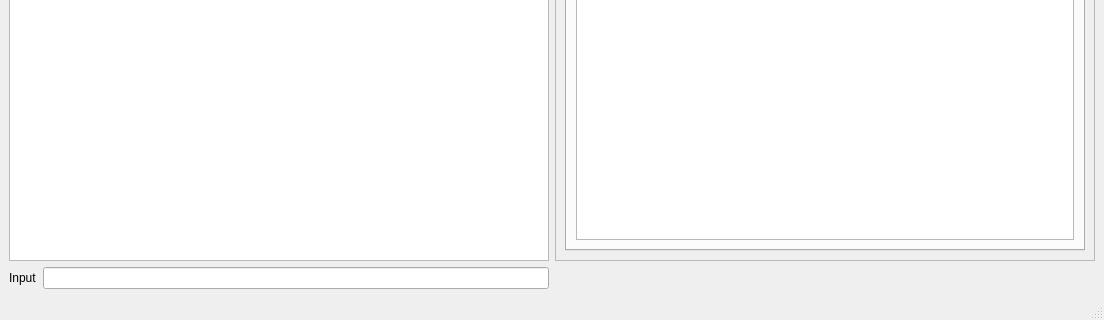
Above: MainWindow.ui from jgardner1/pysgame1 before the change; both pictures show x 0 to 1104 and y 435 to 755 of the 1104 by 755 pixel window. Below: the same form after it.
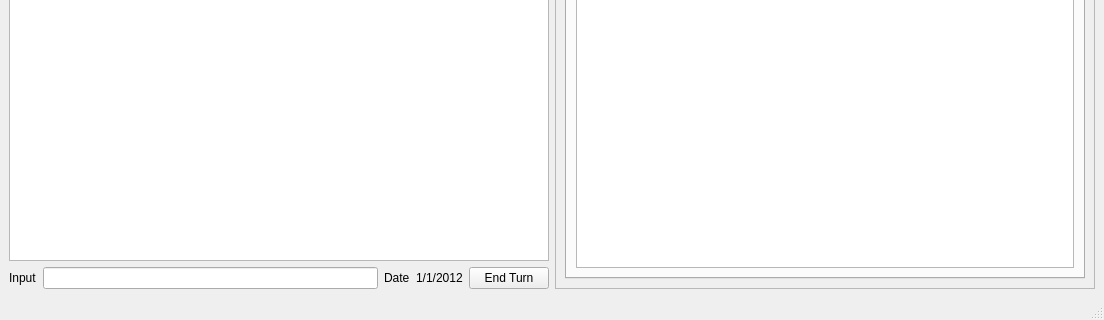
That is the form after the change.

What changed in the file:
```diff
--- a/MainWindow.ui
+++ b/MainWindow.ui
@@ -2,6 +2,9 @@
 <ui version="4.0">
  <class>MainWindow</class>
  <widget class="QMainWindow" name="MainWindow">
+  <property name="enabled">
+   <bool>true</bool>
+  </property>
   <property name="geometry">
    <rect>
     <x>0</x>
@@ -14,11 +17,62 @@
    <string>MainWindow</string>
   </property>
   <widget class="QWidget" name="centralwidget">
-   <layout class="QGridLayout" name="gridLayout">
-    <item row="0" column="0">
-     <widget class="QTextBrowser" name="output"/>
+   <layout class="QHBoxLayout" name="horizontalLayout_4">
+    <item>
+     <layout class="QVBoxLayout" name="verticalLayout_2">
+      <item>
+       <widget class="QTextBrowser" name="output"/>
+      </item>
+      <item>
+       <layout class="QHBoxLayout" name="horizontalLayout_3">
+        <item>
+         <layout class="QHBoxLayout" name="horizontalLayout">
+          <item>
+           <widget class="QLabel" name="label">
+            <property name="text">
+             <string>Input</string>
+            </property>
+           </widget>
+          </item>
+          <item>
+           <widget class="QLineEdit" name="input">
+            <property name="toolTip">
+             <string>&lt;html&gt;&lt;head/&gt;&lt;body&gt;&lt;p&gt;Enter some commands here&lt;/p&gt;&lt;/body&gt;&lt;/html&gt;</string>
+            </property>
+           </widget>
+          </item>
+         </layout>
+        </item>
+        <item>
+         <layout class="QHBoxLayout" name="horizontalLayout_2">
+          <item>
+           <widget class="QLabel" name="label_2">
+            <property name="text">
+             <string>Date</string>
+            </property>
+           </widget>
+          </item>
+          <item>
+           <widget class="QLabel" name="dateLabel">
+            <property name="text">
+             <string>1/1/2012</string>
+            </property>
+           </widget>
+          </item>
+         </layout>
+        </item>
+        <item>
+         <widget class="QPushButton" name="endTurnButton">
+          <property name="text">
+           <string>End Turn</string>
+          </property>
+         </widget>
+        </item>
+       </layout>
+      </item>
+     </layout>
     </item>
-    <item row="0" column="1">
+    <item>
      <widget class="QFrame" name="frame">
       <property name="frameShape">
        <enum>QFrame::StyledPanel</enum>
@@ -33,7 +87,7 @@
           <attribute name="title">
            <string>People</string>
           </attribute>
-          <layout class="QVBoxLayout" name="verticalLayout_2">
+          <layout class="QVBoxLayout" name="verticalLayout_3">
            <item>
             <widget class="QTreeView" name="peopleTreeView"/>
            </item>
@@ -49,24 +103,6 @@
       </layout>
      </widget>
     </item>
-    <item row="1" column="0">
-     <layout class="QHBoxLayout" name="horizontalLayout">
-      <item>
-       <widget class="QLabel" name="label">
-        <property name="text">
-         <string>Input</string>
-        </property>
-       </widget>
-      </item>
-      <item>
-       <widget class="QLineEdit" name="input">
-        <property name="toolTip">
-         <string>&lt;html&gt;&lt;head/&gt;&lt;body&gt;&lt;p&gt;Enter some commands here&lt;/p&gt;&lt;/body&gt;&lt;/html&gt;</string>
-        </property>
-       </widget>
-      </item>
-     </layout>
-    </item>
    </layout>
   </widget>
   <widget class="QMenuBar" name="menubar">
```
